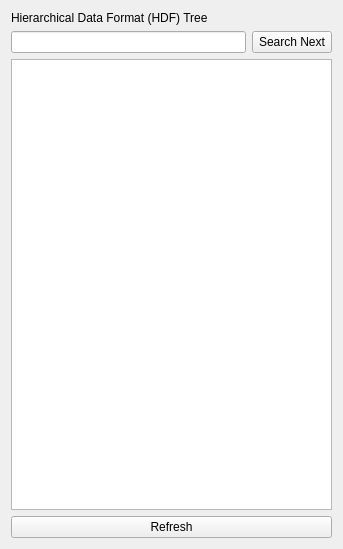
ManifoldsHu/FourDExplorer, file ui/uiWidgetBaseHDFViewer.ui: the form before one commit.
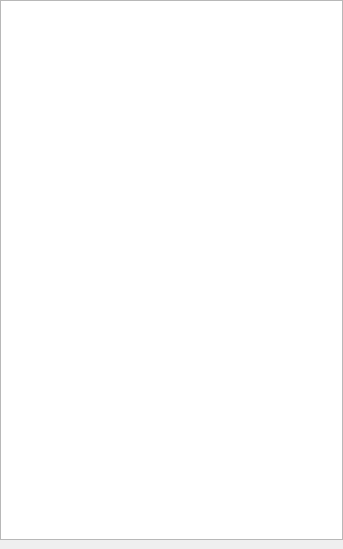
The form after the commit.

Commit message: modifying HDFViewer's ui. Change buttons to Actions in the toolbars. Move Actions into ./bin/Actions/

```diff
--- a/ui/uiWidgetBaseHDFViewer.ui
+++ b/ui/uiWidgetBaseHDFViewer.ui
@@ -20,41 +20,24 @@
    <string>Form</string>
   </property>
   <layout class="QVBoxLayout" name="verticalLayout">
-   <item>
-    <widget class="QLabel" name="label_HDF">
-     <property name="text">
-      <string>Hierarchical Data Format (HDF) Tree</string>
-     </property>
-    </widget>
-   </item>
-   <item>
-    <layout class="QHBoxLayout" name="horizontalLayout">
-     <item>
-      <widget class="QLineEdit" name="lineEdit_search"/>
-     </item>
-     <item>
-      <widget class="QPushButton" name="pushButton_search">
-       <property name="text">
-        <string>Search Next</string>
-       </property>
-      </widget>
-     </item>
-    </layout>
-   </item>
+   <property name="spacing">
+    <number>2</number>
+   </property>
+   <property name="leftMargin">
+    <number>0</number>
+   </property>
+   <property name="topMargin">
+    <number>0</number>
+   </property>
+   <property name="rightMargin">
+    <number>0</number>
+   </property>
+   <property name="bottomMargin">
+    <number>9</number>
+   </property>
    <item>
     <widget class="QTreeView" name="treeView_HDF"/>
    </item>
-   <item>
-    <layout class="QHBoxLayout" name="horizontalLayout_2">
-     <item>
-      <widget class="QPushButton" name="pushButton_refresh">
-       <property name="text">
-        <string>Refresh</string>
-       </property>
-      </widget>
-     </item>
-    </layout>
-   </item>
   </layout>
  </widget>
  <resources/>
```
The commit also changes 40 other files.
